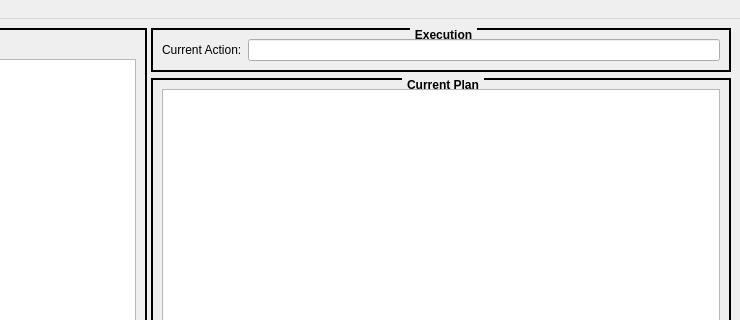
First picture: the form in continual_planning_monitor/src/ContinualPlanningMonitorWindow.ui, repository dornhege/tfd_modules, before the edit; both pictures show x 443 to 1183 and y 0 to 320 of the 1183 by 807 pixel window.
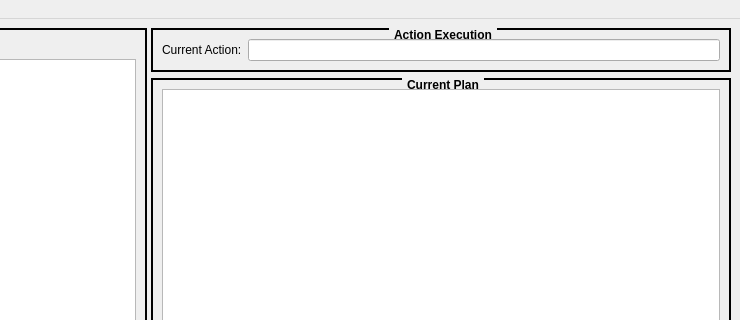
Second picture: the form after the edit.

Commit message: renamed gourp in continual_planning_monitor

What changed in the file:
```diff
--- a/continual_planning_monitor/src/ContinualPlanningMonitorWindow.ui
+++ b/continual_planning_monitor/src/ContinualPlanningMonitorWindow.ui
@@ -170,7 +170,7 @@
         <item>
          <widget class="QGroupBox" name="executionGrp">
           <property name="title">
-           <string>Execution</string>
+           <string>Action Execution</string>
           </property>
           <layout class="QHBoxLayout" name="horizontalLayout">
            <item>
```
